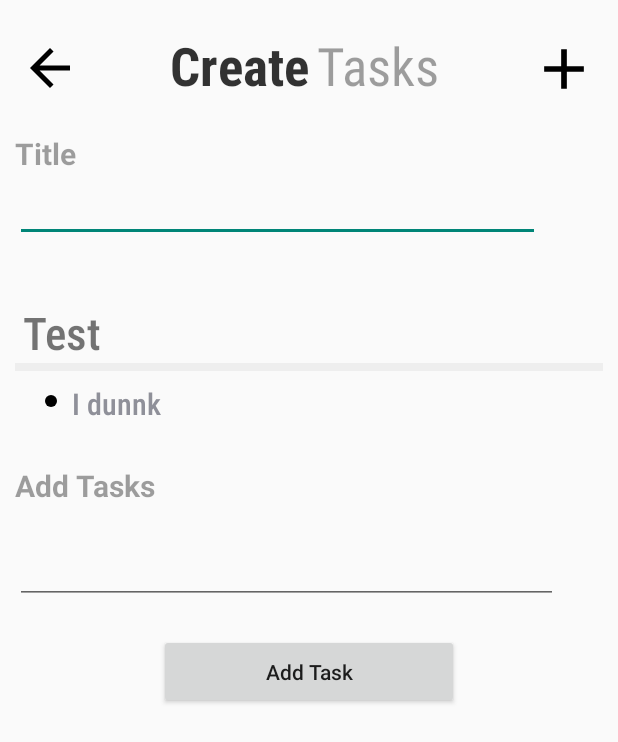
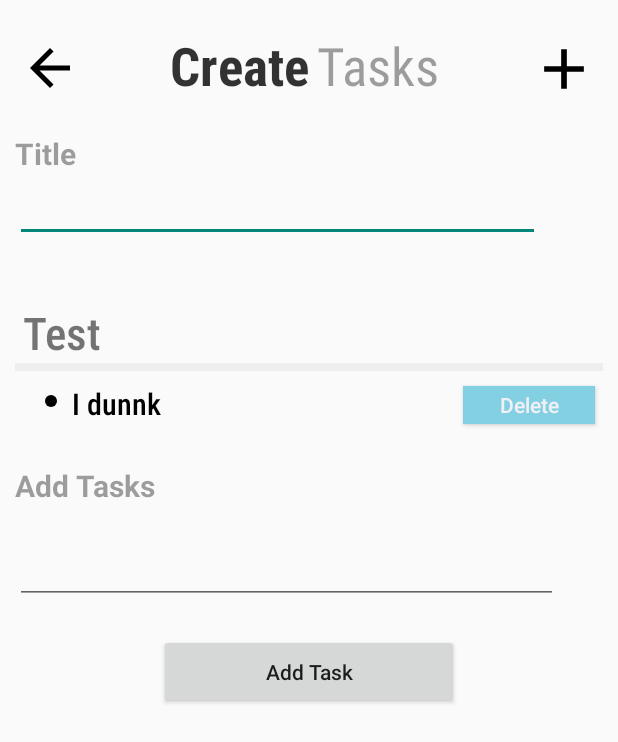
Before and after one commit to KevinAddae/To-Do-App, an Android app built with Jetpack Compose: the CreateListActivity screen opened directly, with no data from a screen before it, on a phone screen of 412 x 824 dp. Shown: the top 742 px of the screen. Run offline under Robolectric (Android 15) with nearby library versions, the phone set to English and light mode, and no system bars.

```diff
--- a/app/src/main/res/layout/create_task_recycler.xml
+++ b/app/src/main/res/layout/create_task_recycler.xml
@@ -1,10 +1,10 @@
 <?xml version="1.0" encoding="utf-8"?>
 <RelativeLayout xmlns:android="http://schemas.android.com/apk/res/android"
-    android:layout_width="wrap_content"
+    android:layout_width="match_parent"
     android:layout_height="wrap_content">
 
     <LinearLayout
-        android:layout_width="wrap_content"
+        android:layout_width="match_parent"
         android:layout_height="wrap_content"
         android:orientation="vertical">
         <LinearLayout
@@ -18,7 +18,8 @@
                 android:layout_height="wrap_content"
                 android:drawableStart="@drawable/bullet"
                 android:layout_marginLeft="10dp"
-                android:layout_marginTop="4dp"/>/
+                android:layout_marginTop="4dp"/>
+
             <TextView
                 android:id="@+id/txt_task"
                 android:layout_width="wrap_content"
@@ -27,7 +28,9 @@
                 android:textSize="20sp"
                 android:fontFamily="sans-serif-condensed-medium"
                 android:layout_marginLeft="10dp"
-                android:layout_marginTop="5dp"/>
+                android:layout_marginTop="5dp"
+                android:textColor="@color/black"/>
+
 
         </LinearLayout>
         <View
@@ -35,4 +38,15 @@
             android:layout_height="10dp"/>
     </LinearLayout>
 
+    <Button
+        android:id="@+id/deleteBtn"
+        android:layout_width="wrap_content"
+        android:layout_height="25dp"
+        android:background="#83D0E2"
+        android:text="Delete"
+        android:layout_alignParentRight="true"
+        android:layout_marginTop="10dp"
+        android:layout_marginRight="5dp"
+        android:textAllCaps="false"
+        />
 </RelativeLayout>
```
